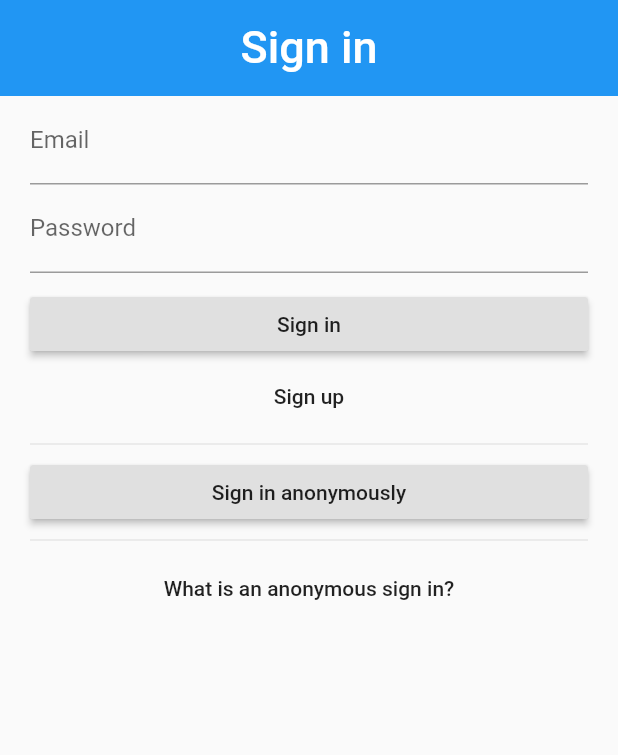
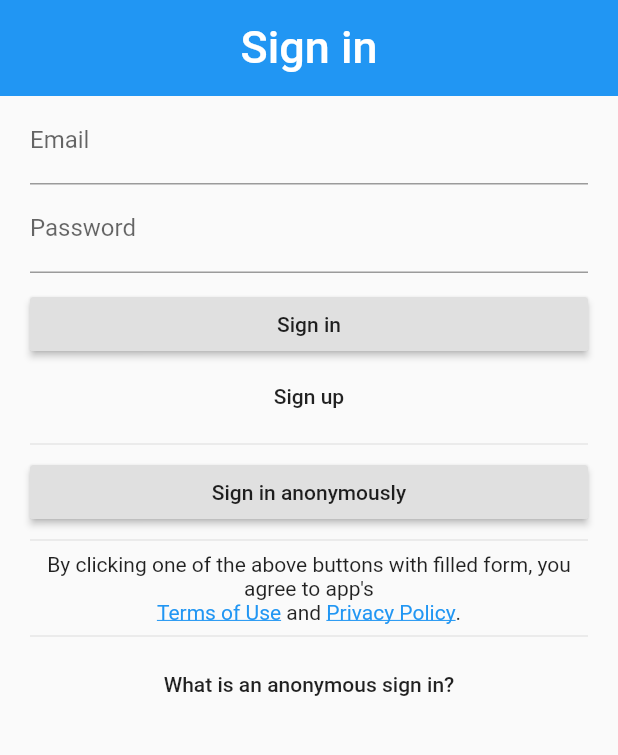
Before and after one commit to mattmaniak/rubbish_calc, a Flutter app: the screen it shows after launch, on a phone screen of 412 x 824 dp, the part 54-809 px from its top. Run offline on Flutter 3.47's test engine with Material 2 defaults, Android fonts, the phone set to English and light mode, and no system bars; our stand-ins replace email_validator, firebase_auth; accounts and stored records are empty.

Commit message:
Add an example disclaimer below the login screen

```diff
--- a/lib/src/page/_login_form.dart
+++ b/lib/src/page/_login_form.dart
@@ -80,6 +80,39 @@ class _LoginFormState extends State<LoginForm> {
               RaisedButton(
                 child: Text('Sign in anonymously'),
                 onPressed: _signInAnonymously,
+              ),
+              Divider(),
+              RichText(
+                textAlign: TextAlign.center,
+                text: TextSpan(
+                  style: DefaultTextStyle.of(context).style,
+                  children: [
+                    TextSpan(
+                      text:
+                          'By clicking one of the above buttons with filled form, you agree to app\'s\n',
+                    ),
+                    TextSpan(
+                      style: TextStyle(
+                        color: Colors.blue,
+                        decoration: TextDecoration.underline,
+                      ),
+                      text: 'Terms of Use',
+                    ),
+                    TextSpan(
+                      text: ' and ',
+                    ),
+                    TextSpan(
+                      style: TextStyle(
+                        color: Colors.blue,
+                        decoration: TextDecoration.underline,
+                      ),
+                      text: 'Privacy Policy',
+                    ),
+                    TextSpan(
+                      text: '.',
+                    ),
+                  ],
+                ),
               ),
               Divider(),
               FlatButton(
```
